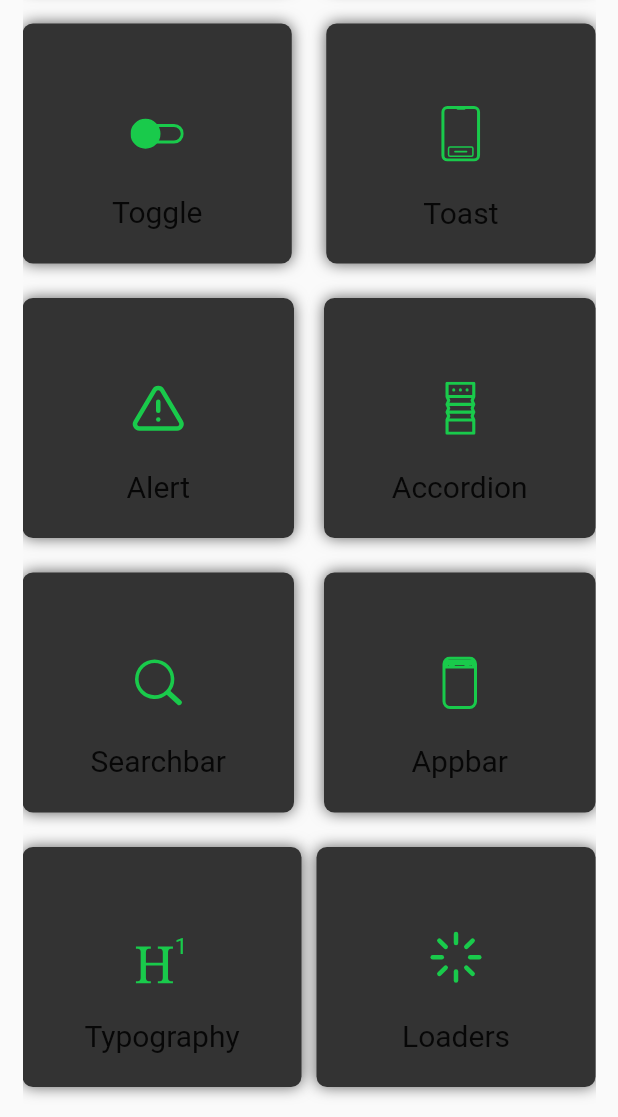
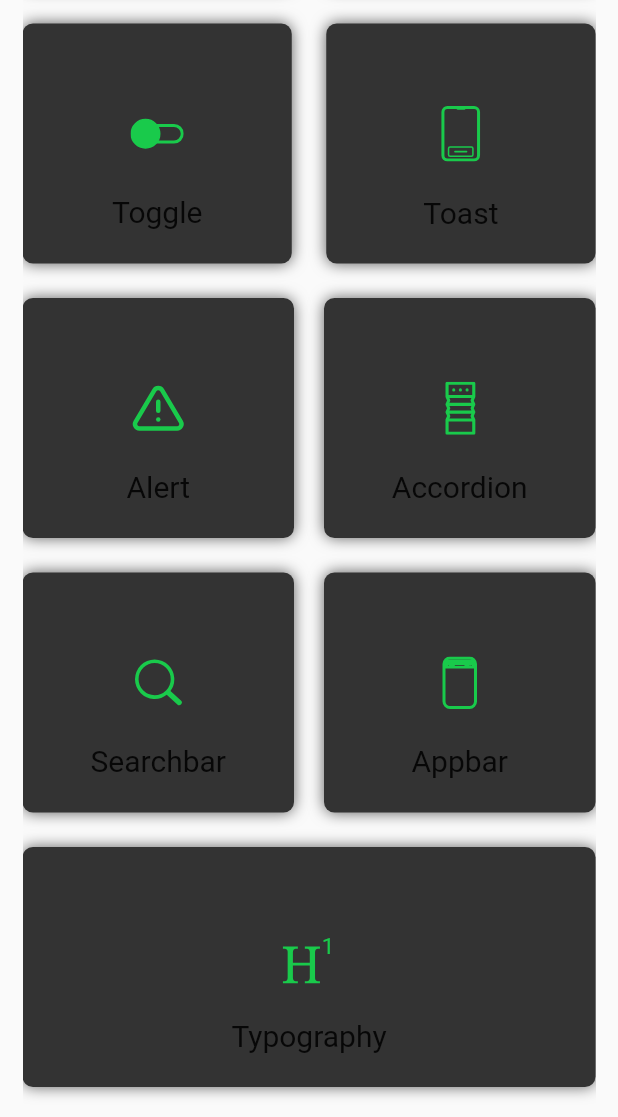
Before and after one commit to ionicfirebaseapp/getwidget-app-kit, a Flutter app: the screen it shows after launch, scrolled down 726 dp, on a phone screen of 412 x 824 dp, the part 119-1236 px from its top. Run offline on Flutter 3.47's test engine with Material 2 defaults, Android fonts, the phone set to English and light mode, and no system bars; our stand-ins replace flutter_svg, getflutter; missing offline and left inert: easy_web_view; statements that could not run were skipped.

Commit message:
loader commented

```diff
--- a/lib/screens/home.dart
+++ b/lib/screens/home.dart
@@ -12,7 +12,7 @@ import 'cards/cards.dart';
 import 'carousel/carousel.dart';
 import 'drawer/drawer.dart';
 import 'images/images.dart';
-import 'loader/loaders.dart';
+// import 'loader/loaders.dart';
 import 'searchbar/seachbar.dart';
 import 'tabs/tab_types.dart';
 import 'tiles/tiles_page.dart';
@@ -1171,54 +1171,54 @@ class _HomePageState extends State<HomePage> {
                     ),
                   ),
                 ),
-                const SizedBox(
-                  width: 10,
-                ),
-                Expanded(
-                  child: GestureDetector(
-                    onTap: () {
-                      Navigator.push(
-                        context,
-                        MaterialPageRoute(
-                            builder: (BuildContext context) => Loaders()),
-                      );
-                    },
-                    child: Container(
-                      margin: const EdgeInsets.only(top: 23),
-                      decoration: BoxDecoration(
-//                     color:GFColors.getGFColor( GFColor.dark,),
-                          color: const Color(0xFF333333),
-                          borderRadius:
-                              const BorderRadius.all(Radius.circular(7)),
-                          boxShadow: [
-                            BoxShadow(
-                                color: Colors.black.withOpacity(0.61),
-                                blurRadius: 8,
-                                spreadRadius: 0),
-                          ]),
-                      height: 160,
-                      width: MediaQuery.of(context).size.width,
-                      child: Column(
-                        mainAxisAlignment: MainAxisAlignment.spaceEvenly,
-                        children: <Widget>[
-                          const SizedBox(
-                            height: 10,
-                          ),
-//                            Image.asset('lib/assets/icons/menu.png'),
-                          SvgPicture.asset('lib/assets/icons/loader.svg'),
-                          Text(
-                            'Loaders',
-                            style: TextStyle(
-                                fontSize: 20,
-                                color: GFColors.getGFColor(
-                                  GFColor.white,
-                                )),
-                          )
-                        ],
-                      ),
-                    ),
-                  ),
-                ),
+                // const SizedBox(
+                //   width: 10,
+                // ),
+//                 Expanded(
+//                   child: GestureDetector(
+//                     onTap: () {
+//                       Navigator.push(
+//                         context,
+//                         MaterialPageRoute(
+//                             builder: (BuildContext context) => Loaders()),
+//                       );
+//                     },
+//                     child: Container(
+//                       margin: const EdgeInsets.only(top: 23),
+//                       decoration: BoxDecoration(
+// //                     color:GFColors.getGFColor( GFColor.dark,),
+//                           color: const Color(0xFF333333),
+//                           borderRadius:
+//                               const BorderRadius.all(Radius.circular(7)),
+//                           boxShadow: [
+//                             BoxShadow(
+//                                 color: Colors.black.withOpacity(0.61),
+//                                 blurRadius: 8,
+//                                 spreadRadius: 0),
+//                           ]),
+//                       height: 160,
+//                       width: MediaQuery.of(context).size.width,
+//                       child: Column(
+//                         mainAxisAlignment: MainAxisAlignment.spaceEvenly,
+//                         children: <Widget>[
+//                           const SizedBox(
+//                             height: 10,
+//                           ),
+// //                            Image.asset('lib/assets/icons/menu.png'),
+//                           SvgPicture.asset('lib/assets/icons/loader.svg'),
+//                           Text(
+//                             'Loaders',
+//                             style: TextStyle(
+//                                 fontSize: 20,
+//                                 color: GFColors.getGFColor(
+//                                   GFColor.white,
+//                                 )),
+//                           )
+//                         ],
+//                       ),
+//                     ),
+//                   ),
+//                 ),
               ],
             ),
             const SizedBox(
```
Also changed, not shown: lib/screens/loader/loaders.dart (+67 -67 lines).
